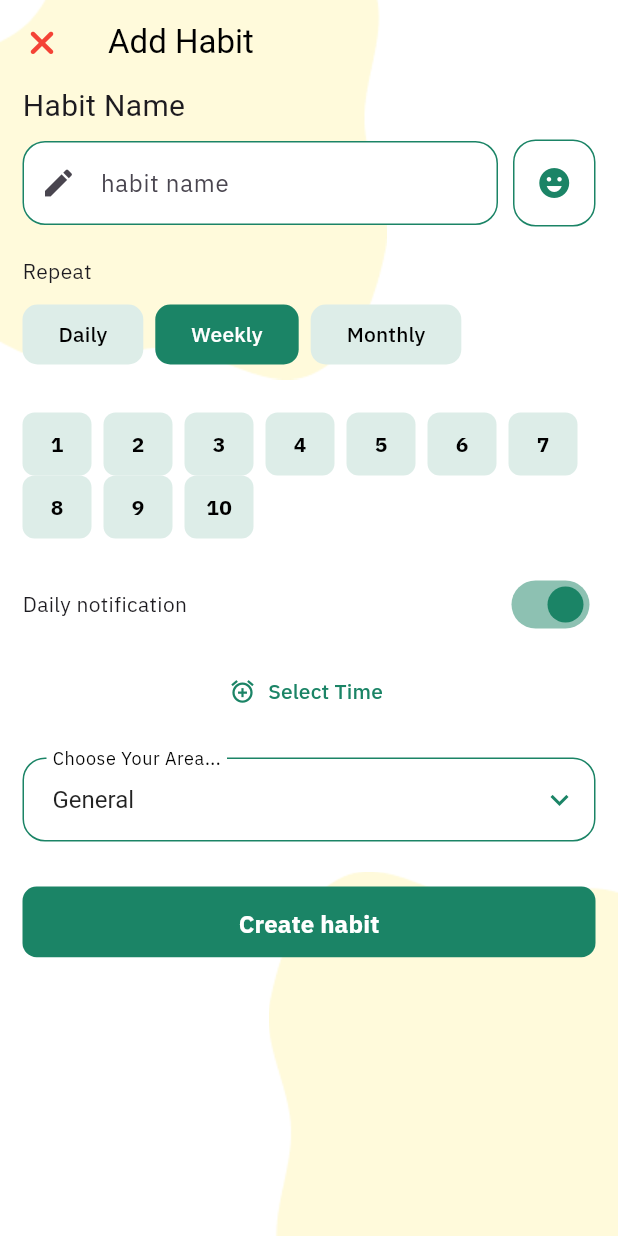
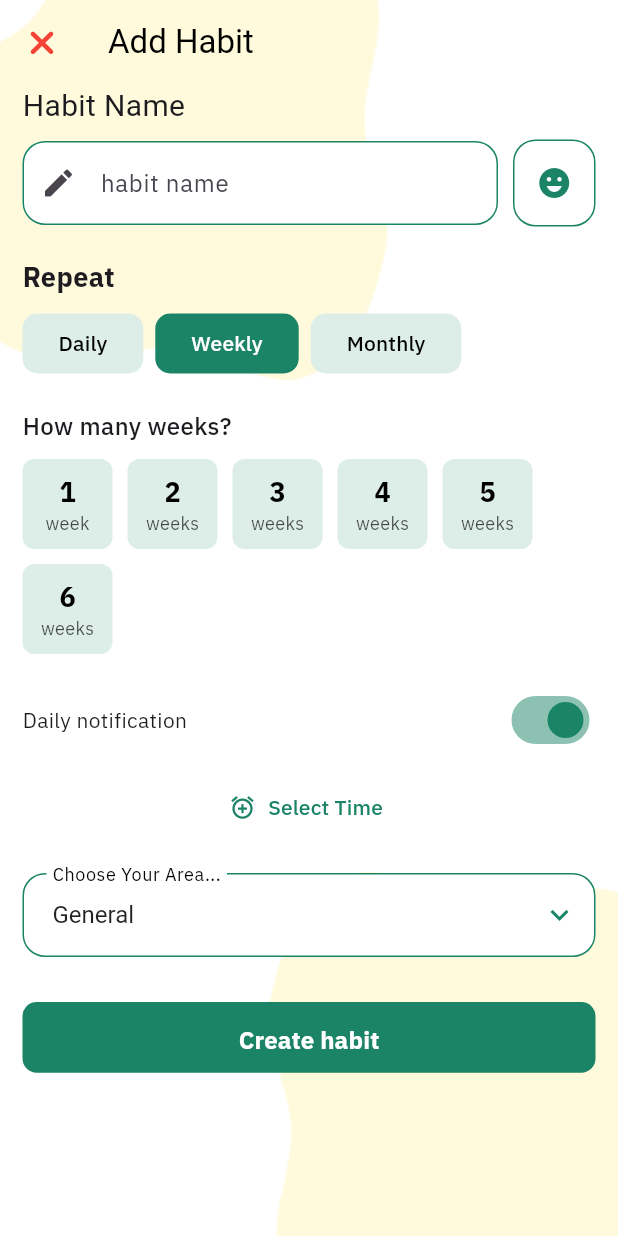
Before and after one commit to Mohamedazzaam/trakify, a Flutter app: the _AddHabitView screen opened directly, after a tap on "Weekly", on a phone screen of 412 x 824 dp. Run offline on Flutter 3.47's test engine with Material 3 defaults, Android fonts, the phone set to English and light mode, and no system bars; our stand-ins replace animated_bottom_navigation_bar, cached_network_image, dartz, dio, equatable, flutter_bloc and 12 more; accounts and stored records are empty; Roboto replaces fonts that are missing (assets/fonts/IBMPlexSans-Bold.ttf).

Commit message:
add calender

```diff
--- a/lib/features/add_habit/logic/add_habit_cubit.dart
+++ b/lib/features/add_habit/logic/add_habit_cubit.dart
@@ -10,10 +10,12 @@ import 'add_habit_state.dart';
 class AddHabitCubit extends Cubit<AddHabitState> {
   final HabitRepository _repository;
   List<String> areas = ['General']; // قائمة أسماء المناطق
+  // في AddHabitCubit
+  // تعديل قائمة الأيام
+  final List<String> days = ['Su', 'Mo', 'Tu', 'We', 'Th', 'Fr', 'Sa'];
 
-  final List<String> days = ['S', 'M', 'T', 'W', 'T', 'F', 'S'];
-  final List<int> numbers = [1, 2, 3, 4, 5, 6, 7, 8, 9, 10];
-
+  // تعديل قائمة الأرقام
+  final List<int> numbers = [1, 2, 3, 4, 5, 6];
   // قائمة الأيقونات المتاحة للاختيار
   final List<IconData> availableIcons = [
     Icons.fitness_center,
--- a/lib/features/add_habit/ui/add_habit_screen.dart
+++ b/lib/features/add_habit/ui/add_habit_screen.dart
@@ -181,7 +181,11 @@ class _AddHabitForm extends StatelessWidget {
                 const SizedBox(height: 20),
 
                 // قسم التكرار
-                const Text('Repeat '),
+                // قسم التكرار
+                const Text(
+                  'Repeat',
+                  style: TextStyle(fontSize: 18, fontWeight: FontWeight.bold),
+                ),
                 const SizedBox(height: 8),
                 Row(
                   children: [
@@ -213,35 +217,51 @@ class _AddHabitForm extends StatelessWidget {
 
                 // أيام التكرار (للتكرار اليومي)
                 if (state.repeatType == 'Daily') ...[
-                  const Text('On These Days'),
-                  const SizedBox(height: 8),
+                  const Text(
+                    'On These Days',
+                    style: TextStyle(fontSize: 16, fontWeight: FontWeight.w500),
+                  ),
+                  const SizedBox(height: 10),
                   Wrap(
-                    spacing: 8,
+                    spacing: 10,
+                    runSpacing: 10,
                     children:
                         cubit.days.map((day) {
                           final isSelected = state.selectedDays.contains(day);
                           return GestureDetector(
                             onTap: () => cubit.toggleDay(day),
                             child: Container(
-                              width: 42,
-                              height: 42,
-                              padding: const EdgeInsets.symmetric(
-                                vertical: 8,
-                                horizontal: 12,
-                              ),
+                              width: 45,
+                              height: 45,
                               decoration: BoxDecoration(
                                 color:
                                     isSelected
                                         ? AppColors.primary
                                         : Color(0xffDDEDE8),
                                 borderRadius: BorderRadius.circular(8),
+                                boxShadow:
+                                    isSelected
+                                        ? [
+                                          BoxShadow(
+                                            color: AppColors.primary
+                                                .withOpacity(0.3),
+                                            blurRadius: 4,
+                                            offset: Offset(0, 2),
                                           ),
+                                        ]
+                                        : null,
+                              ),
+                              child: Center(
                                 child: Text(
-                                day,
+                                  day, // 'Su', 'Mo', etc.
                                   style: TextStyle(
                                     color:
-                                      isSelected ? Colors.white : Colors.black,
+                                        isSelected
+                                            ? Colors.white
+                                            : Colors.black,
                                     fontWeight: FontWeight.bold,
+                                    fontSize: 14,
+                                  ),
                                 ),
                               ),
                             ),
@@ -251,30 +271,47 @@ class _AddHabitForm extends StatelessWidget {
                 ]
                 // عدد التكرار (للتكرار الأسبوعي أو الشهري)
                 else ...[
-                  const SizedBox(height: 8),
+                  Text(
+                    state.repeatType == 'Weekly'
+                        ? 'How many weeks?'
+                        : 'How many months?',
+                    style: TextStyle(fontSize: 16, fontWeight: FontWeight.w500),
+                  ),
+                  const SizedBox(height: 10),
                   Wrap(
-                    spacing: 8,
+                    spacing: 10,
+                    runSpacing: 10,
                     children:
                         cubit.numbers.map((number) {
                           final isSelected = state.selectedNumber == number;
                           return GestureDetector(
                             onTap: () => cubit.selectNumber(number),
                             child: Container(
-                              width: 46,
-                              height: 42,
-                              padding: const EdgeInsets.symmetric(
-                                vertical: 8,
-                                horizontal: 12,
-                              ),
+                              width: 60,
+                              height: 60,
                               decoration: BoxDecoration(
                                 color:
                                     isSelected
                                         ? AppColors.primary
                                         : Color(0xffDDEDE8),
                                 borderRadius: BorderRadius.circular(8),
+                                boxShadow:
+                                    isSelected
+                                        ? [
+                                          BoxShadow(
+                                            color: AppColors.primary
+                                                .withOpacity(0.3),
+                                            blurRadius: 4,
+                                            offset: Offset(0, 2),
+                                          ),
+                                        ]
+                                        : null,
                               ),
                               child: Center(
-                                child: Text(
+                                child: Column(
+                                  mainAxisAlignment: MainAxisAlignment.center,
+                                  children: [
+                                    Text(
                                       number.toString(),
                                       style: TextStyle(
                                         color:
@@ -282,7 +319,22 @@ class _AddHabitForm extends StatelessWidget {
                                                 ? Colors.white
                                                 : Colors.black,
                                         fontWeight: FontWeight.bold,
+                                        fontSize: 18,
                                       ),
+                                    ),
+                                    Text(
+                                      state.repeatType == 'Weekly'
+                                          ? (number == 1 ? 'week' : 'weeks')
+                                          : (number == 1 ? 'month' : 'months'),
+                                      style: TextStyle(
+                                        color:
+                                            isSelected
+                                                ? Colors.white.withOpacity(0.9)
+                                                : Colors.black.withOpacity(0.7),
+                                        fontSize: 12,
+                                      ),
+                                    ),
+                                  ],
                                 ),
                               ),
                             ),
```
Also changed, not shown: lib/features/home/ui/home_screen.dart (+93 -53 lines), lib/features/home/ui/view_model/habit_tracking_view_model.dart (+225 -86 lines). Lines whose indentation alone changed are shown as unchanged.
